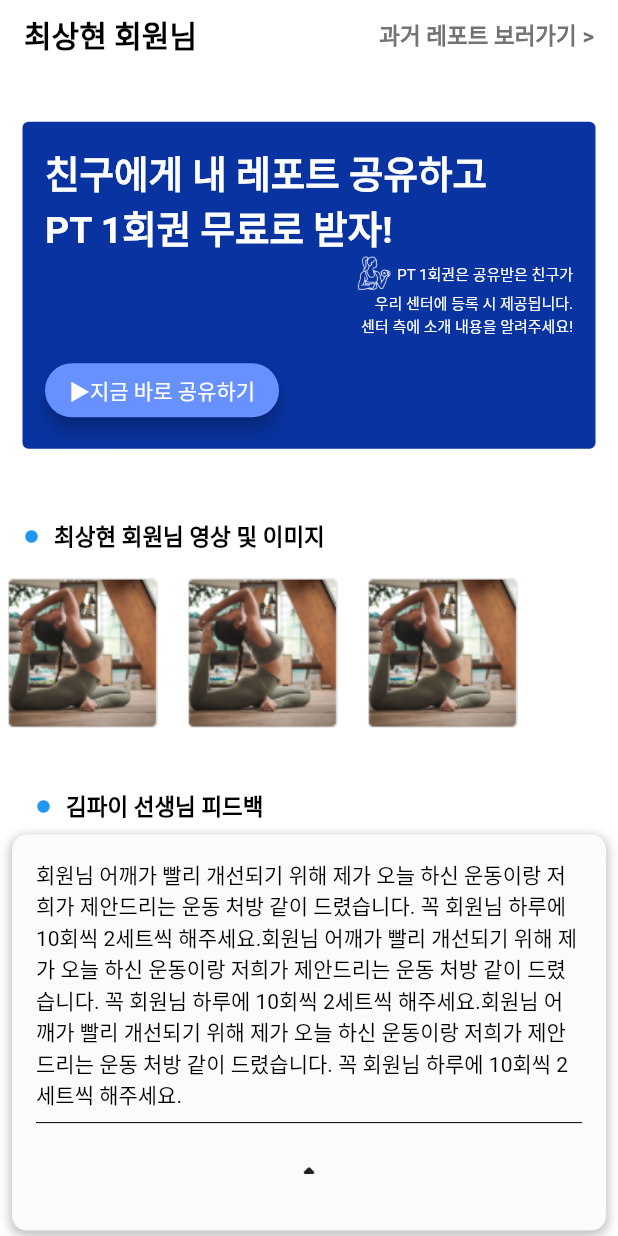
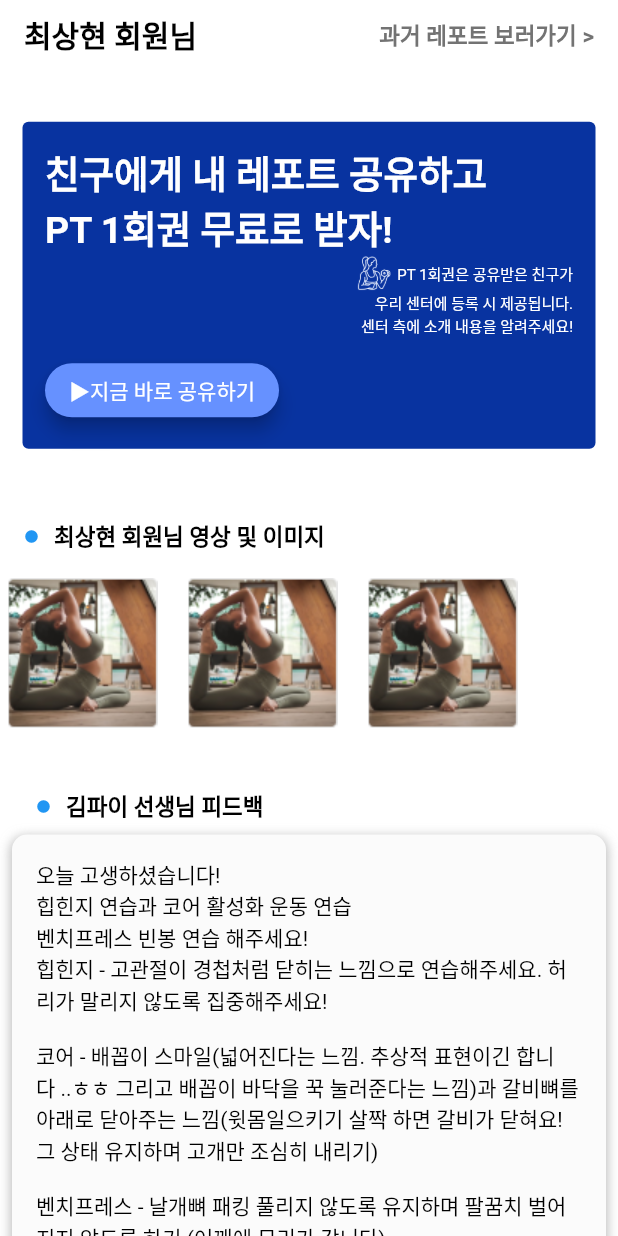
Before and after one commit to pie-sfac/2Team-Pain-Catchers, a Flutter app: the ReportPage screen opened directly, after a tap on the "arrow drop down" icon, on a phone screen of 412 x 824 dp. Run offline on Flutter 3.47's test engine with Material 2 defaults, Android fonts, the phone set to English and light mode, and no system bars; our stand-ins replace camera, dio, flutter_riverpod, freezed_annotation, go_router, hive_flutter and 5 more; missing offline and left inert: flutter_ffmpeg, google_ml_kit, google_mlkit_commons, google_mlkit_pose_detection; accounts and stored records are empty; generated files the repository leaves out were written again.

Commit message:
add reportpage code

```diff
--- a/catchmypain/lib/view/page/report_page.dart
+++ b/catchmypain/lib/view/page/report_page.dart
@@ -2,6 +2,7 @@ import 'package:catchmypain/view/widgets/report_view_widgets/advertisement_widge
 import 'package:catchmypain/view/widgets/report_view_widgets/center_recommend_widget.dart';
 import 'package:catchmypain/view/widgets/report_view_widgets/condition_change_widget.dart';
 import 'package:catchmypain/view/widgets/report_view_widgets/feedback_list_widget.dart';
+import 'package:catchmypain/view/widgets/report_view_widgets/footer_widget.dart';
 import 'package:catchmypain/view/widgets/report_view_widgets/head_title.dart';
 import 'package:catchmypain/view/widgets/report_view_widgets/image_list_widget.dart';
 import 'package:catchmypain/view/widgets/report_view_widgets/pain_change_widget.dart';
@@ -16,17 +17,20 @@ class ReportPage extends StatelessWidget {
     return Scaffold(
       backgroundColor: Colors.transparent,
       body: ListView(
-        children: [
-          const HeadTitleWidget(),
-          const AdvertisementWidget(),
-          const ImageListWidget(),
-          const SizedBox(height: 20),
+        children: const [
+          HeadTitleWidget(),
+          AdvertisementWidget(),
+          ImageListWidget(),
+          SizedBox(height: 20),
           FeedBackListWidget(),
-          const SizedBox(height: 10),
-          const CenterRecommendWdiget(),
-          const PainChangeWidget(),
-          const ConditionChangeWidget(),
-          const ShareReportWidget(),
+          SizedBox(height: 10),
+          CenterRecommendWdiget(),
+          PainChangeWidget(),
+          ConditionChangeWidget(),
+          SizedBox(height: 10),
+          ShareReportWidget(),
+          SizedBox(height: 20),
+          FooterWidget()
         ],
       ),
     );
--- a/catchmypain/lib/view/widgets/exercise_video_record.dart
+++ b/catchmypain/lib/view/widgets/exercise_video_record.dart
@@ -52,8 +52,8 @@ class _ExerciseVideoRecordWidgetState extends State<ExerciseVideoRecordWidget> {
                 textAlign: TextAlign.left,
               ),
               GridView.builder(
-                shrinkWrap: true, // 뷰를 자식 요소들의 크기에 맞춤
-                physics: const ScrollPhysics(), // 부모 스크롤에 따라 함께 스크롤
+                shrinkWrap: true,
+                physics: const ScrollPhysics(),
                 gridDelegate: const SliverGridDelegateWithFixedCrossAxisCount(
                   crossAxisCount: 5,
                   crossAxisSpacing: 20,
--- /dev/null
+++ b/catchmypain/lib/view/widgets/report_view_widgets/center_recommend_card_widget.dart
@@ -0,0 +1,45 @@
+// ignore_for_file: public_member_api_docs, sort_constructors_first
+import 'package:flutter/material.dart';
+
+class CenterRecommendCardWidget extends StatelessWidget {
+  const CenterRecommendCardWidget({
+    Key? key,
+    required this.imgPath,
+    required this.recommendTxt,
+  }) : super(key: key);
+  final String imgPath;
+  final String recommendTxt;
+  @override
+  Widget build(BuildContext context) {
+    return Container(
+        decoration: BoxDecoration(
+            borderRadius: BorderRadius.circular(8),
+            border: Border.all(color: Colors.grey)),
+        height: MediaQuery.of(context).size.height * 0.6,
+        width: MediaQuery.of(context).size.width * 0.5,
+        child: Padding(
+          padding: const EdgeInsets.all(8.0),
+          child: Row(
+            children: [
+              Container(
+                  decoration: BoxDecoration(
+                      borderRadius: BorderRadius.circular(8),
+                      border: Border.all(color: Colors.transparent)),
+                  width: MediaQuery.of(context).size.width * 0.1,
+                  height: MediaQuery.of(context).size.height * 0.1,
+                  child: Image.asset(imgPath, fit: BoxFit.fill)),
+              const SizedBox(
+                width: 20,
+              ),
+              SizedBox(
+                width: 200,
+                child: Text(
+                  recommendTxt,
+                  overflow: TextOverflow.ellipsis,
+                ),
+              )
+            ],
+          ),
+        ));
+  }
+}
--- a/catchmypain/lib/view/widgets/report_view_widgets/center_recommend_widget.dart
+++ b/catchmypain/lib/view/widgets/report_view_widgets/center_recommend_widget.dart
@@ -1,3 +1,4 @@
+import 'package:catchmypain/view/widgets/report_view_widgets/center_recommend_card_widget.dart';
 import 'package:flutter/material.dart';
 
 class CenterRecommendWdiget extends StatelessWidget {
@@ -5,7 +6,9 @@ class CenterRecommendWdiget extends StatelessWidget {
 
   @override
   Widget build(BuildContext context) {
-    return Column(
+    return Padding(
+      padding: const EdgeInsets.all(8.0),
+      child: Column(
         children: [
           const Padding(
             padding: EdgeInsets.symmetric(horizontal: 16.0, vertical: 8.0),
@@ -28,6 +31,8 @@ class CenterRecommendWdiget extends StatelessWidget {
             ),
           ),
           Container(
+            width: MediaQuery.of(context).size.width,
+            height: MediaQuery.of(context).size.height * 0.35,
             padding: const EdgeInsets.all(20),
             alignment: Alignment.centerLeft,
             decoration: BoxDecoration(
@@ -43,8 +48,29 @@ class CenterRecommendWdiget extends StatelessWidget {
                 ),
               ],
             ),
+            child: GridView(
+              scrollDirection: Axis.horizontal,
+              gridDelegate: const SliverGridDelegateWithMaxCrossAxisExtent(
+                  maxCrossAxisExtent: 200,
+                  childAspectRatio: 1 / 4,
+                  crossAxisSpacing: 20,
+                  mainAxisSpacing: 20),
+              children: const [
+                CenterRecommendCardWidget(
+                  imgPath: 'asset/images/center_recommend_1.png',
+                  recommendTxt: '다리 스트레칭 이렇게 하면 간편하게!',
+                ),
+                CenterRecommendCardWidget(
+                    imgPath: 'asset/images/center_recommend_2.png',
+                    recommendTxt: '허리가 안좋다면 회사에서 이런 자세로 스트레칭을 해보세요!'),
+                CenterRecommendCardWidget(
+                    imgPath: 'asset/images/center_recommend_3.png',
+                    recommendTxt: '어깨 운동에 좋은 운동은 이것입니다!'),
+              ],
+            ),
           ),
         ],
+      ),
     );
   }
 }
--- /dev/null
+++ b/catchmypain/lib/view/widgets/report_view_widgets/condition_change_card_widget.dart
@@ -0,0 +1,30 @@
+import 'package:flutter/foundation.dart';
+import 'package:flutter/material.dart';
+import 'package:flutter/widgets.dart';
+
+class ConditionChangeCardWidget extends StatelessWidget {
+  const ConditionChangeCardWidget(
+      {super.key,
+      required this.imgPath,
+      required this.condition,
+      required this.cndDate});
+  final String imgPath;
+  final String condition;
+  final String cndDate;
+  @override
+  Widget build(BuildContext context) {
+    return Column(
+      children: [
+        Padding(
+          padding: const EdgeInsets.all(8.0),
+          child: Image.asset(imgPath),
+        ),
+        Text(
+          condition,
+          style: const TextStyle(color: Colors.blue),
+        ),
+        Text(cndDate),
+      ],
+    );
+  }
+}
--- a/catchmypain/lib/view/widgets/report_view_widgets/condition_change_widget.dart
+++ b/catchmypain/lib/view/widgets/report_view_widgets/condition_change_widget.dart
@@ -1,3 +1,4 @@
+import 'package:catchmypain/view/widgets/report_view_widgets/condition_change_card_widget.dart';
 import 'package:flutter/material.dart';
 
 class ConditionChangeWidget extends StatelessWidget {
@@ -5,7 +6,10 @@ class ConditionChangeWidget extends StatelessWidget {
 
   @override
   Widget build(BuildContext context) {
-    return const Column(
+    return SizedBox(
+      width: MediaQuery.of(context).size.width,
+      child: const Column(
+        crossAxisAlignment: CrossAxisAlignment.start,
         children: [
           Padding(
             padding: EdgeInsets.symmetric(horizontal: 16.0, vertical: 8.0),
@@ -24,10 +28,47 @@ class ConditionChangeWidget extends StatelessWidget {
                     ),
                   ),
                 ),
+                Text(
+                  '최근 5회',
+                  style: TextStyle(color: Colors.grey),
+                ),
+              ],
+            ),
+          ),
+          Padding(
+            padding: EdgeInsets.symmetric(horizontal: 30),
+            child: Text('최상현 회원님의 최근 기분 변화입니다.'),
+          ),
+          Padding(
+            padding: EdgeInsets.symmetric(vertical: 8, horizontal: 50),
+            child: Row(
+              mainAxisAlignment: MainAxisAlignment.spaceBetween,
+              children: [
+                ConditionChangeCardWidget(
+                    imgPath: 'asset/images/Emotion_Bad_on.png',
+                    condition: '나쁨',
+                    cndDate: '2023.11.07'),
+                ConditionChangeCardWidget(
+                    imgPath: 'asset/images/Emotion_Good_on.png',
+                    condition: '좋음',
+                    cndDate: '2023.11.06'),
+                ConditionChangeCardWidget(
+                    imgPath: 'asset/images/Emotion_Normal_on.png',
+                    condition: '보통',
+                    cndDate: '2023.11.04'),
+                ConditionChangeCardWidget(
+                    imgPath: 'asset/images/Emotion_Verybad_on.png',
+                    condition: '매우 나쁨',
+                    cndDate: '2023.11.02'),
+                ConditionChangeCardWidget(
+                    imgPath: 'asset/images/Emotion_Verygood_on.png',
+                    condition: '매우 좋음',
+                    cndDate: '2023.11.01'),
               ],
             ),
           ),
         ],
+      ),
     );
   }
 }
--- a/catchmypain/lib/view/widgets/report_view_widgets/feedback_list_widget.dart
+++ b/catchmypain/lib/view/widgets/report_view_widgets/feedback_list_widget.dart
@@ -55,7 +55,7 @@ class _FeedBackListWidgetState extends State<FeedBackListWidget> {
             child: Column(
               children: [
                 Text(
-                  '회원님 어깨가 빨리 개선되기 위해 제가 오늘 하신 운동이랑 저희가 제안드리는 운동 처방 같이 드렸습니다. 꼭 회원님 하루에 10회씩 2세트씩 해주세요.회원님 어깨가 빨리 개선되기 위해 제가 오늘 하신 운동이랑 저희가 제안드리는 운동 처방 같이 드렸습니다. 꼭 회원님 하루에 10회씩 2세트씩 해주세요.회원님 어깨가 빨리 개선되기 위해 제가 오늘 하신 운동이랑 저희가 제안드리는 운동 처방 같이 드렸습니다. 꼭 회원님 하루에 10회씩 2세트씩 해주세요.',
+                  '오늘 고생하셨습니다!\n힙힌지 연습과 코어 활성화 운동 연습\n벤치프레스 빈봉 연습 해주세요!\n힙힌지 - 고관절이 경첩처럼 닫히는 느낌으로 연습해주세요. 허리가 말리지 않도록 집중해주세요!\n\n코어 - 배꼽이 스마일(넓어진다는 느낌. 추상적 표현이긴 합니다 ..ㅎㅎ 그리고 배꼽이 바닥을 꾹 눌러준다는 느낌)과 갈비뼈를 아래로 닫아주는 느낌(윗몸일으키기 살짝 하면 갈비가 닫혀요! 그 상태 유지하며 고개만 조심히 내리기)\n\n벤치프레스 - 날개뼈 패킹 풀리지 않도록 유지하며 팔꿈치 벌어지지 않도록 하기 (어깨에 무리가 갑니다) \n\n개인운동 자주 나오실 수 있으실 때 나오시고 언제든 다 물어봐주세요!! 고생하셨습니다',
                   style: const TextStyle(
                     color: Colors.black,
                     fontSize: 14,
--- /dev/null
+++ b/catchmypain/lib/view/widgets/report_view_widgets/footer_widget.dart
@@ -0,0 +1,57 @@
+import 'package:flutter/foundation.dart';
+import 'package:flutter/material.dart';
+import 'package:flutter/widgets.dart';
+
+class FooterWidget extends StatelessWidget {
+  const FooterWidget({super.key});
+
+  @override
+  Widget build(BuildContext context) {
+    return Container(
+      width: MediaQuery.of(context).size.width,
+      decoration: BoxDecoration(color: Colors.grey.shade200),
+      child: const Padding(
+        padding: EdgeInsets.all(8.0),
+        child: Column(
+          crossAxisAlignment: CrossAxisAlignment.start,
+          children: [
+            Row(
+              children: [
+                Icon(Icons.home_repair_service_rounded),
+                Text(
+                  '포인티 센터',
+                  style: TextStyle(fontWeight: FontWeight.bold),
+                )
+              ],
+            ),
+            SizedBox(
+              height: 5,
+            ),
+            Text('서울시 남부순환로 1801, 라피스 빌딩 8층'),
+            SizedBox(
+              height: 5,
+            ),
+            Text('02-840-9002'),
+            SizedBox(
+              height: 5,
+            ),
+            Row(
+              children: [
+                Text(
+                  '카카오톡 문의 : ',
+                  style: TextStyle(fontWeight: FontWeight.bold),
+                ),
+                Text(
+                  '포인티 센터 바로가기',
+                  style: TextStyle(
+                      decoration: TextDecoration.underline,
+                      fontWeight: FontWeight.bold),
+                )
+              ],
+            )
+          ],
+        ),
+      ),
+    );
+  }
+}
--- a/catchmypain/lib/view/widgets/report_view_widgets/share_report_widget.dart
+++ b/catchmypain/lib/view/widgets/report_view_widgets/share_report_widget.dart
@@ -1,3 +1,4 @@
+import 'package:catchmypain/view/widgets/report_view_widgets/shared_report_widget_card.dart';
 import 'package:flutter/material.dart';
 
 class ShareReportWidget extends StatelessWidget {
@@ -5,14 +6,14 @@ class ShareReportWidget extends StatelessWidget {
 
   @override
   Widget build(BuildContext context) {
-    return const Column(
-      children: [
-        Padding(
-          padding: EdgeInsets.symmetric(horizontal: 16.0, vertical: 8.0),
-          child: Row(
+    return const Padding(
+      padding: EdgeInsets.all(16.0),
+      child: Column(
+        crossAxisAlignment: CrossAxisAlignment.start,
+        children: [
+          Row(
             mainAxisAlignment: MainAxisAlignment.start,
             children: [
-              SizedBox(width: 10),
               Expanded(
                 child: Text(
                   '최상현 회원님의 \n퍼스널 레포트를 공유해 보세요',
@@ -25,8 +26,18 @@ class ShareReportWidget extends StatelessWidget {
               ),
             ],
           ),
-        ),
-      ],
+          Text(
+            '내가 작성한 만족도를 제외한 모든 정보가 함께 전달됩니다',
+            style: TextStyle(color: Colors.grey),
+          ),
+          Row(
+            children: [
+              SharedReportCardWidget(copyTxt: '링크복사', iconColor: Colors.blue),
+              SharedReportCardWidget(copyTxt: '카카오톡', iconColor: Colors.yellow),
+            ],
+          )
+        ],
+      ),
     );
   }
 }
--- /dev/null
+++ b/catchmypain/lib/view/widgets/report_view_widgets/shared_report_widget_card.dart
@@ -0,0 +1,34 @@
+import 'package:flutter/foundation.dart';
+import 'package:flutter/material.dart';
+import 'package:flutter/widgets.dart';
+
+class SharedReportCardWidget extends StatelessWidget {
+  const SharedReportCardWidget(
+      {super.key, required this.copyTxt, required this.iconColor});
+  final String copyTxt;
+  final Color iconColor;
+  @override
+  Widget build(BuildContext context) {
+    return Column(
+      children: [
+        Padding(
+          padding: const EdgeInsets.all(8.0),
+          child: Container(
+            decoration: BoxDecoration(
+              border: Border.all(color: Colors.black, width: 1),
+              color: Colors.transparent,
+              shape: BoxShape.circle,
+            ),
+            child: IconButton(
+              iconSize: 28,
+              color: iconColor,
+              icon: const Icon(Icons.link),
+              onPressed: () {},
+            ),
+          ),
+        ),
+        Text(copyTxt),
+      ],
+    );
+  }
+}
```
Also changed, not shown: catchmypain/asset/images/Emotion_Bad_on.png (added), catchmypain/asset/images/Emotion_Good_on.png (added), catchmypain/asset/images/Emotion_Normal_on.png (added), catchmypain/asset/images/Emotion_Verybad_on.png (added), catchmypain/asset/images/Emotion_Verygood_on.png (added), catchmypain/asset/images/center_recommend_1.png (added), catchmypain/asset/images/center_recommend_2.png (added), catchmypain/asset/images/center_recommend_3.png (added). Lines whose indentation alone changed are shown as unchanged.
